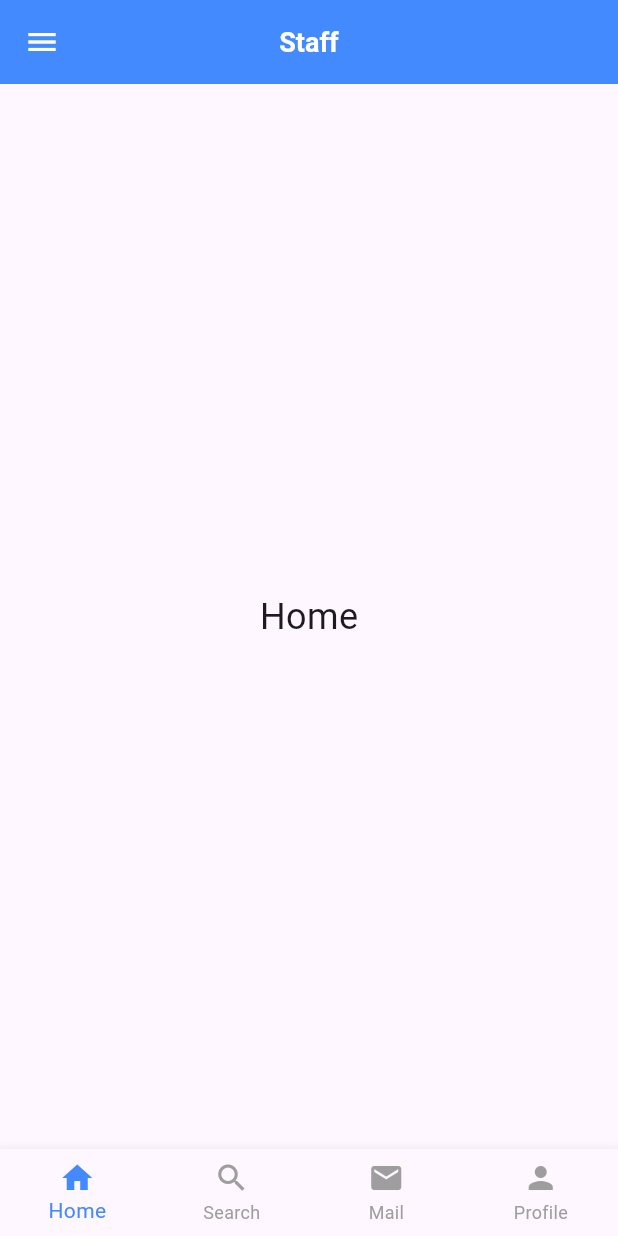
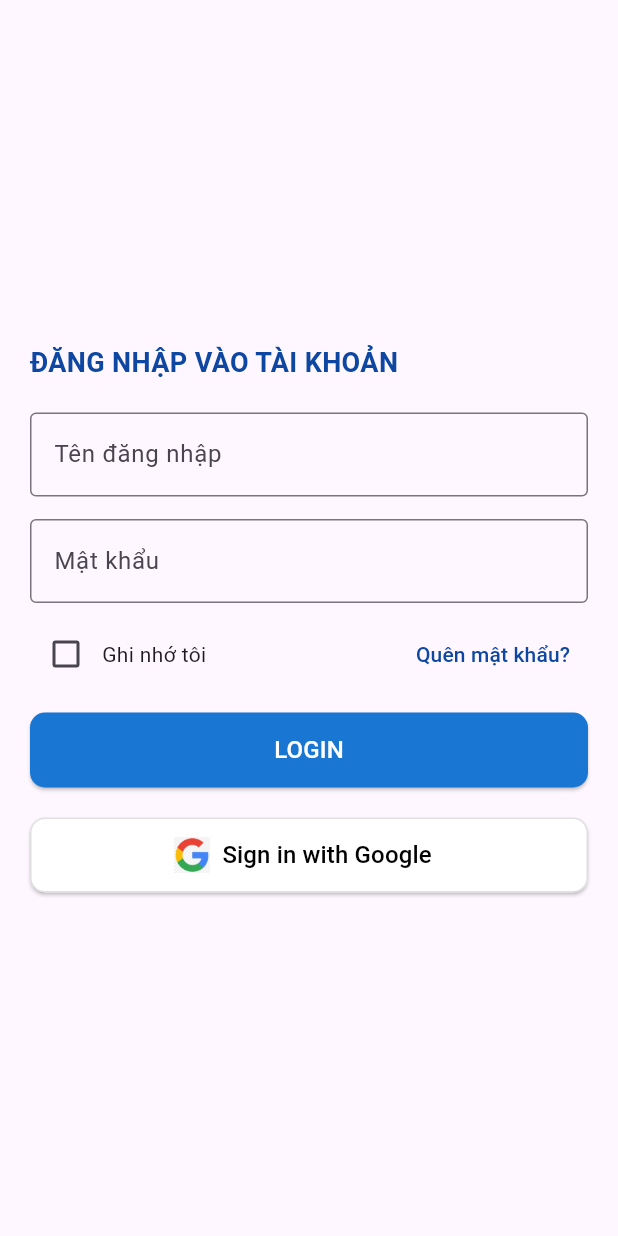
Before and after one commit to Soleil29042004/swd_mobile, a Flutter app: the screen it shows after launch, on a phone screen of 412 x 824 dp. Run offline on Flutter 3.47's test engine with Material 3 defaults, Android fonts, the phone set to English and light mode, and no system bars; our stand-ins replace google_fonts, google_sign_in; Roboto replaces fonts that are missing (Poppins).

Commit message:
Add loginPage and update homePage

```diff
--- a/lib/main.dart
+++ b/lib/main.dart
@@ -1,5 +1,5 @@
 import 'package:flutter/material.dart';
-import 'package:swd_mobile/pages/home.dart';
+import 'package:swd_mobile/pages/login.dart';
 
 void main() {
   runApp(const MyApp());
@@ -14,7 +14,7 @@ class MyApp extends StatelessWidget {
     return MaterialApp(
       debugShowCheckedModeBanner: false,
       theme: ThemeData(fontFamily: 'Poppins'),
-      home: const HomePage()
+      home: LoginPage()
     );
   }
 }
--- a/lib/pages/home.dart
+++ b/lib/pages/home.dart
@@ -1,4 +1,5 @@
 import 'package:flutter/material.dart';
+import 'package:swd_mobile/pages/login.dart';
 
 class HomePage extends StatefulWidget {
   const HomePage({super.key});
@@ -12,17 +13,25 @@ class _HomePageState extends State<HomePage> {
   final List<Widget> tabs = [
     const Center(child: Text('Home', style: TextStyle(fontSize: 24))),
     const Center(child: Text('Search', style: TextStyle(fontSize: 24))),
-    const Center(child: Text('Mail', style: TextStyle(fontSize: 24))),
     const Center(child: Text('Profile', style: TextStyle(fontSize: 24))),
+    const Center(child: Text('Logging out...', style: TextStyle(fontSize: 24))), // Placeholder for logout
   ];
 
   Map<String, bool> _drawerSectionState = {
-    "Overview": false,
+    "Home": false,
     "Supplier Transactions": false,
     "Internal Transactions": false,
     "Sales Transactions": false,
     "Inventory Management": false,
   };
+
+  void _handleLogout() {
+    // Navigate back to LoginPage
+    Navigator.pushReplacement(
+      context,
+      MaterialPageRoute(builder: (context) => LoginPage()),
+    );
+  }
 
   @override
   Widget build(BuildContext context) {
@@ -59,27 +68,25 @@ class _HomePageState extends State<HomePage> {
         padding: EdgeInsets.zero,
         children: [
           buildUserHeader(),
-          buildDrawerItem("Overview", Icons.dashboard, "Overview"),
-          buildCollapsibleSection("Supplier Transactions", Icons.store, [
-            buildSubMenu("Stock Out", Icons.upload),
-            buildSubMenu("Stock Out Documents", Icons.description),
-            buildSubMenu("Stock In", Icons.download),
-            buildSubMenu("Stock In Documents", Icons.assignment),
+          buildDrawerItem("Home", Icons.home, "Home"),
+          buildCollapsibleSection("Xuất-nhập ngoại", Icons.store, [
+            buildSubMenu("Phiếu xuất kho", Icons.upload),
+            buildSubMenu("Phiếu nhập kho", Icons.download),
           ]),
-          buildCollapsibleSection("Internal Transactions", Icons.sync_alt, [
-            buildSubMenu("Stock Out", Icons.upload),
-            buildSubMenu("Stock Out Orders", Icons.list_alt),
-            buildSubMenu("Stock In", Icons.download),
-            buildSubMenu("Stock In Orders", Icons.assignment),
+          buildCollapsibleSection("Xuất-nhập nội", Icons.sync_alt, [
+            buildSubMenu("Phiếu xuất kho", Icons.upload),
+            buildSubMenu("Phiếu nhập kho", Icons.download),
           ]),
-          buildCollapsibleSection("Sales Transactions", Icons.sell, [
-            buildSubMenu("Stock Out", Icons.upload),
-            buildSubMenu("Stock Out Documents", Icons.description),
-            buildSubMenu("Stock In", Icons.download),
-            buildSubMenu("Stock In Documents", Icons.assignment),
+          buildCollapsibleSection("Quản lý hàng hóa", Icons.warehouse, [
+            buildSubMenu("Thêm hàng hóa", Icons.upload),
+            buildSubMenu("Tìm hàng hóa", Icons.search),
+            buildSubMenu("Kiểm kê", Icons.check),
           ]),
-          const Divider(),
-          buildDrawerItem("Inventory Management", Icons.inventory, "Inventory Management"),
+          ListTile(
+            leading: const Icon(Icons.logout, color: Colors.red),
+            title: const Text("Logout", style: TextStyle(color: Colors.red)),
+            onTap: _handleLogout, // Call logout function
+          ),
         ],
       ),
     );
@@ -143,13 +150,17 @@ class _HomePageState extends State<HomePage> {
       items: const [
         BottomNavigationBarItem(icon: Icon(Icons.home), label: "Home"),
         BottomNavigationBarItem(icon: Icon(Icons.search), label: "Search"),
-        BottomNavigationBarItem(icon: Icon(Icons.mail), label: "Mail"),
         BottomNavigationBarItem(icon: Icon(Icons.person), label: "Profile"),
+        BottomNavigationBarItem(icon: Icon(Icons.logout), label: "Logout"),
       ],
       onTap: (index) {
-        setState(() {
-          _currentIndex = index;
-        });
+        if (index == 3) {
+          _handleLogout(); // Call logout function when Logout tab is clicked
+        } else {
+          setState(() {
+            _currentIndex = index;
+          });
+        }
       },
     );
   }
--- /dev/null
+++ b/lib/pages/login.dart
@@ -0,0 +1,128 @@
+import 'package:flutter/material.dart';
+import 'package:google_fonts/google_fonts.dart';
+import 'package:google_sign_in/google_sign_in.dart';
+import 'package:swd_mobile/pages/home.dart';
+
+class LoginPage extends StatelessWidget {
+  LoginPage({super.key});
+
+  final TextEditingController usernameController = TextEditingController();
+  final TextEditingController passwordController = TextEditingController();
+
+  Future<void> _handleGoogleSignIn() async {
+    try {
+      GoogleSignIn googleSignIn = GoogleSignIn();
+      await googleSignIn.signIn();
+    } catch (error) {
+      debugPrint(error.toString());
+    }
+  }
+
+  @override
+  Widget build(BuildContext context) {
+    return Scaffold(
+      body: Padding(
+        padding: const EdgeInsets.symmetric(horizontal: 20.0),
+        child: Center(
+          child: Column(
+            mainAxisSize: MainAxisSize.min,
+            crossAxisAlignment: CrossAxisAlignment.start,
+            children: [
+              Text(
+                'ĐĂNG NHẬP VÀO TÀI KHOẢN',
+                style: GoogleFonts.roboto(
+                  fontSize: 18,
+                  fontWeight: FontWeight.bold,
+                  color: Colors.blue.shade900,
+                ),
+              ),
+              const SizedBox(height: 20),
+              TextField(
+                controller: usernameController,
+                decoration: const InputDecoration(
+                  labelText: 'Tên đăng nhập',
+                  border: OutlineInputBorder(),
+                ),
+              ),
+              const SizedBox(height: 15),
+              TextField(
+                controller: passwordController,
+                obscureText: true,
+                decoration: const InputDecoration(
+                  labelText: 'Mật khẩu',
+                  border: OutlineInputBorder(),
+                ),
+              ),
+              const SizedBox(height: 10),
+              Row(
+                mainAxisAlignment: MainAxisAlignment.spaceBetween,
+                children: [
+                  Row(
+                    children: [
+                      Checkbox(value: false, onChanged: (value) {}),
+                      const Text('Ghi nhớ tôi'),
+                    ],
+                  ),
+                  TextButton(
+                    onPressed: () {},
+                    child: Text(
+                      'Quên mật khẩu?',
+                      style: TextStyle(color: Colors.blue.shade900),
+                    ),
+                  ),
+                ],
+              ),
+              const SizedBox(height: 15),
+              SizedBox(
+                width: double.infinity,
+                height: 50,
+                child: ElevatedButton(
+                  style: ElevatedButton.styleFrom(
+                    backgroundColor: Colors.blue.shade700,
+                    shape: RoundedRectangleBorder(
+                      borderRadius: BorderRadius.circular(10),
+                    ),
+                  ),
+                  onPressed: () {
+                    // Navigate to HomePage on login
+                    Navigator.pushReplacement(
+                      context,
+                      MaterialPageRoute(builder: (context) => const HomePage()),
+                    );
+                  },
+                  child: const Text(
+                    'LOGIN',
+                    style: TextStyle(color: Colors.white, fontSize: 16),
+                  ),
+                ),
+              ),
+              const SizedBox(height: 20),
+              SizedBox(
+                width: double.infinity,
+                height: 50,
+                child: ElevatedButton.icon(
+                  style: ElevatedButton.styleFrom(
+                    backgroundColor: Colors.white,
+                    shape: RoundedRectangleBorder(
+                      borderRadius: BorderRadius.circular(10),
+                      side: BorderSide(color: Colors.grey.shade300),
+                    ),
+                  ),
+                  onPressed: _handleGoogleSignIn,
+                  icon: Image.asset(
+                    'assets/icons/google_logo.jpg',
+                    height: 24,
+                  ),
+                  label: const Text(
+                    'Sign in with Google',
+                    style: TextStyle(color: Colors.black, fontSize: 16),
+                  ),
+                ),
+              ),
+            ],
+          ),
+        ),
+      ),
+    );
+  }
+}
--- a/pubspec.yaml
+++ b/pubspec.yaml
@@ -30,6 +30,8 @@ environment:
 dependencies:
   flutter:
     sdk: flutter
+  google_fonts: ^6.1.0
+  google_sign_in: ^6.1.5
 
   # The following adds the Cupertino Icons font to your application.
   # Use with the CupertinoIcons class for iOS style icons.
```
Also changed, not shown: assets/icons/google_logo.jpg (added), pubspec.lock, 1 other file.
